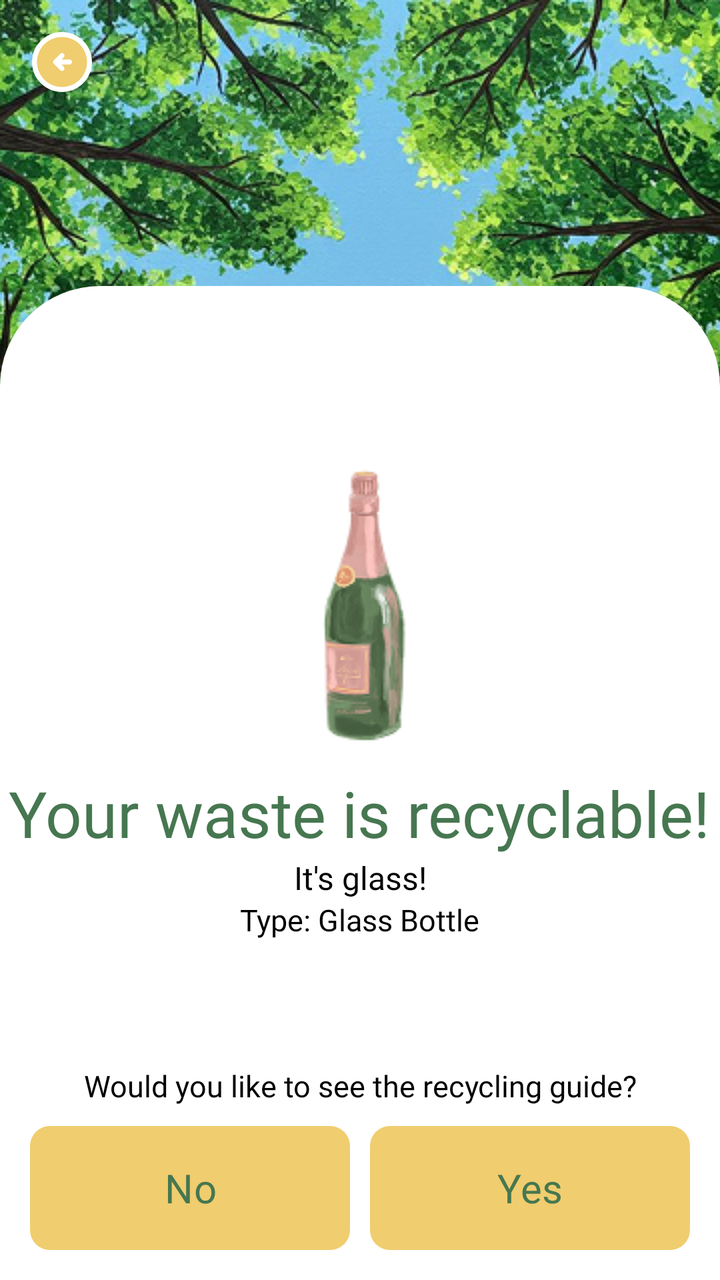
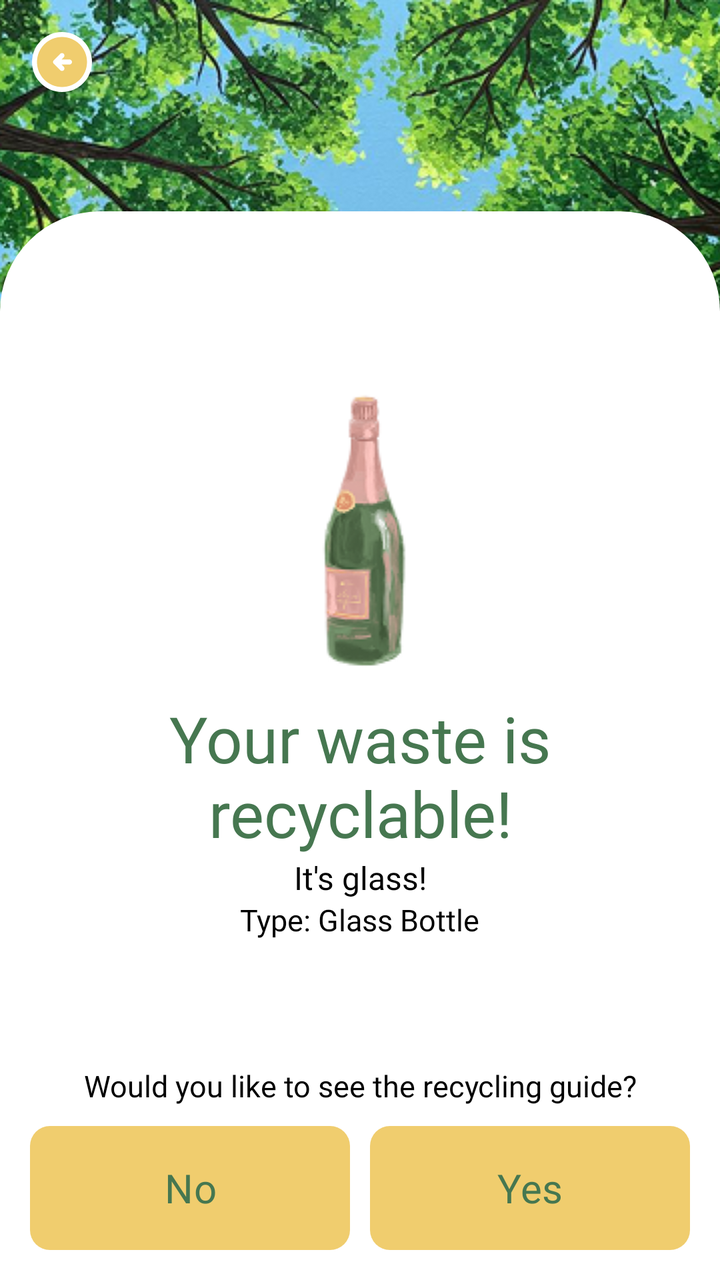

Before-and-after screenshots of an Android layout around one commit, followed by the original layout XML and the change that was made.
<!-- AndroidManifest.xml: application theme Theme.SortItJSON -->
<!-- res/layout/fragment_recyclableresult.xml -->
<?xml version="1.0" encoding="utf-8"?>
<androidx.constraintlayout.widget.ConstraintLayout
    xmlns:android="http://schemas.android.com/apk/res/android"
    xmlns:app="http://schemas.android.com/apk/res-auto"
    xmlns:tools="http://schemas.android.com/tools"
    android:layout_width="match_parent"
    android:layout_height="match_parent"
    android:background="#FFFFFF">

    <ImageView
        android:id="@+id/illustration"
        android:layout_width="match_parent"
        android:layout_height="wrap_content"
        android:src="@drawable/rec_illus"
        android:scaleType="centerCrop"
        app:layout_constraintBottom_toBottomOf="parent"
        app:layout_constraintEnd_toEndOf="parent"
        app:layout_constraintStart_toStartOf="parent"
        app:layout_constraintTop_toTopOf="parent"
        app:layout_constraintVertical_bias="0.0" />

    <ImageButton
        android:id="@+id/btnTopLeft"
        android:layout_width="wrap_content"
        android:layout_height="wrap_content"
        android:background="@android:color/transparent"
        android:src="@drawable/button_yellow_backward"
        android:contentDescription="Back"
        android:padding="8dp"
        app:layout_constraintTop_toTopOf="parent"
        app:layout_constraintStart_toStartOf="parent"
        android:layout_margin="8dp"/>

    <LinearLayout
        android:id="@+id/whitebg"
        android:layout_width="match_parent"
        android:layout_height="wrap_content"
        android:background="@drawable/rectangle_bg"
        app:layout_constraintBottom_toBottomOf="parent"
        app:layout_constraintVertical_bias="1.0"
        tools:layout_editor_absoluteX="16dp"
        android:orientation="vertical"
        android:gravity="top|center_horizontal"
        android:paddingTop="50dp"
        android:paddingBottom="170dp">

        <LinearLayout
            android:id="@+id/resultLayout"
            android:layout_width="match_parent"
            android:layout_height="wrap_content"
            android:gravity="center_horizontal"
            android:orientation="vertical">

            <ImageView
                android:id="@+id/illust_classification"
                android:layout_width="match_parent"
                android:layout_height="wrap_content"
                android:src="@drawable/glass_illus"
                android:layout_marginTop="30dp"/>

            <TextView
                android:id="@+id/classification"
                android:layout_width="wrap_content"
                android:layout_height="wrap_content"
                android:layout_marginTop="10dp"
                android:fontFamily="@font/montserrat_extrabold"
                android:gravity="center"
                android:text="@string/recyclable_result"
                android:textColor="#467750"
                android:textSize="32sp" />

            <TextView
                android:id="@+id/category"
                android:layout_width="wrap_content"
                android:layout_height="wrap_content"
                android:fontFamily="@font/montserrat_semibold"
                android:text="@string/glass_result"
                android:textAlignment="center"
                android:textColor="@color/black"
                android:textSize="16sp" />

            <TextView
                android:id="@+id/typeText"
                android:layout_width="wrap_content"
                android:layout_height="wrap_content"
                android:fontFamily="@font/montserrat_regular"
                android:text="@string/glasstype_glassbotlle"
                android:textSize="15sp"
                android:textColor="@color/black"/>

        </LinearLayout>
    </LinearLayout>

    <LinearLayout
        android:id="@+id/bottomLayout"
        android:layout_width="match_parent"
        android:layout_height="wrap_content"
        android:orientation="vertical"
        android:padding="10dp"
        android:layout_marginTop="20dp"
        android:gravity="center_horizontal"
        app:layout_constraintBottom_toBottomOf="parent"
        app:layout_constraintStart_toStartOf="parent"
        app:layout_constraintEnd_toEndOf="parent">

        <TextView
            android:id="@+id/questionText"
            android:layout_width="wrap_content"
            android:layout_height="wrap_content"
            android:text="Would you like to see the recycling guide?"
            android:textSize="15sp"
            android:fontFamily="@font/montserrat_regular"
            android:padding="5dp"
            android:textColor="@color/black"
            android:gravity="center"/>

        
        <LinearLayout
            android:layout_width="match_parent"
            android:layout_height="wrap_content"
            android:orientation="horizontal"
            android:gravity="center">

            <Button
                android:id="@+id/buttonNo"
                android:layout_width="0dp"
                android:layout_height="62dp"
                android:layout_weight="1"
                android:layout_margin="5dp"
                android:fontFamily="@font/montserrat_extrabold"
                android:background="@drawable/result_button"
                app:backgroundTint="#F0CD6E"
                android:text="No"
                android:textAllCaps="false"
                android:textColor="#467750"
                android:textSize="20sp" />

            <Button
                android:id="@+id/buttonYes"
                android:layout_width="0dp"
                android:layout_height="62dp"
                android:layout_weight="1"
                android:layout_margin="5dp"
                android:fontFamily="@font/montserrat_extrabold"
                android:background="@drawable/result_button"
                app:backgroundTint="#F0CD6E"
                android:text="Yes"
                android:textAllCaps="false"
                android:textColor="#467750"
                android:textSize="20sp"/>

        </LinearLayout>


    </LinearLayout>

</androidx.constraintlayout.widget.ConstraintLayout>
<!-- resources referenced by this layout -->
<resources>
  <color name="black">#FF000000</color>
  <!-- drawable button_yellow_backward (drawable) -->
  <vector xmlns:android="http://schemas.android.com/apk/res/android"
      android:width="30dp"
      android:height="30dp"
      android:viewportWidth="24"
      android:viewportHeight="24">
    <path
        android:pathData="M24,12C24,18.627 18.627,24 12,24C5.373,24 0,18.627 0,12C0,5.373 5.373,0 12,0C18.627,0 24,5.373 24,12Z"
        android:fillColor="#ffffff"/>
    <path
        android:pathData="M11.8,13H15C15.283,13 15.521,12.904 15.712,12.712C15.904,12.521 16,12.283 16,12C16,11.717 15.904,11.479 15.712,11.288C15.521,11.096 15.283,11 15,11H11.8L12.7,10.1C12.883,9.917 12.975,9.683 12.975,9.4C12.975,9.117 12.883,8.883 12.7,8.7C12.517,8.517 12.283,8.425 12,8.425C11.717,8.425 11.483,8.517 11.3,8.7L8.7,11.3C8.5,11.5 8.4,11.733 8.4,12C8.4,12.267 8.5,12.5 8.7,12.7L11.3,15.3C11.483,15.483 11.717,15.575 12,15.575C12.283,15.575 12.517,15.483 12.7,15.3C12.883,15.117 12.975,14.883 12.975,14.6C12.975,14.317 12.883,14.083 12.7,13.9L11.8,13ZM12,22C10.617,22 9.317,21.737 8.1,21.212C6.883,20.688 5.825,19.975 4.925,19.075C4.025,18.175 3.313,17.117 2.787,15.9C2.263,14.683 2,13.383 2,12C2,10.617 2.263,9.317 2.787,8.1C3.313,6.883 4.025,5.825 4.925,4.925C5.825,4.025 6.883,3.313 8.1,2.787C9.317,2.263 10.617,2 12,2C13.383,2 14.683,2.263 15.9,2.787C17.117,3.313 18.175,4.025 19.075,4.925C19.975,5.825 20.688,6.883 21.212,8.1C21.737,9.317 22,10.617 22,12C22,13.383 21.737,14.683 21.212,15.9C20.688,17.117 19.975,18.175 19.075,19.075C18.175,19.975 17.117,20.688 15.9,21.212C14.683,21.737 13.383,22 12,22Z"
        android:fillColor="#F0CD6E"/>
  </vector>
  <!-- drawable glass_illus: png bitmap (drawable, 10266 bytes) -->
  <!-- drawable rec_illus: png bitmap (drawable, 330417 bytes) -->
  <!-- drawable rectangle_bg (drawable) -->
  <?xml version="1.0" encoding="utf-8"?>
  <layer-list xmlns:android="http://schemas.android.com/apk/res/android">
  
      
      <item>
          <shape android:shape="rectangle">
              <solid android:color="#FFFFFF"/>
              <corners
                  android:topLeftRadius="50dp"
                  android:topRightRadius="50dp"
                  android:bottomLeftRadius="0dp"
                  android:bottomRightRadius="0dp"/>
          </shape>
      </item>
  
  </layer-list>
  <!-- drawable result_button (drawable) -->
  <shape xmlns:android="http://schemas.android.com/apk/res/android"
      android:shape="rectangle">
  
      
      <solid android:color="#467750"/>
  
      
      <corners android:radius="10dp"/>
  
  </shape>
  <string name="glass_result">It\'s glass!</string>
  <string name="glasstype_glassbotlle">Type: Glass Bottle</string>
  <string name="recyclable_result">Your waste is recyclable!</string>
  <style name="Theme.SortItJSON" parent="Base.Theme.SortItJSON" />
  <style name="Base.Theme.SortItJSON" parent="Theme.Material3.DayNight.NoActionBar">
          
          <item name="colorPrimary">@color/darkgreen</item>
      </style>
  <color name="darkgreen">#467750</color>
</resources>

<!-- the commit's change to res/layout/fragment_recyclableresult.xml (unified diff, before → after) -->
@@ -64,6 +64,8 @@
                 android:layout_height="wrap_content"
                 android:layout_marginTop="10dp"
                 android:fontFamily="@font/montserrat_extrabold"
+                android:paddingLeft="20dp"
+                android:paddingRight="20dp"
                 android:gravity="center"
                 android:text="@string/recyclable_result"
                 android:textColor="#467750"
